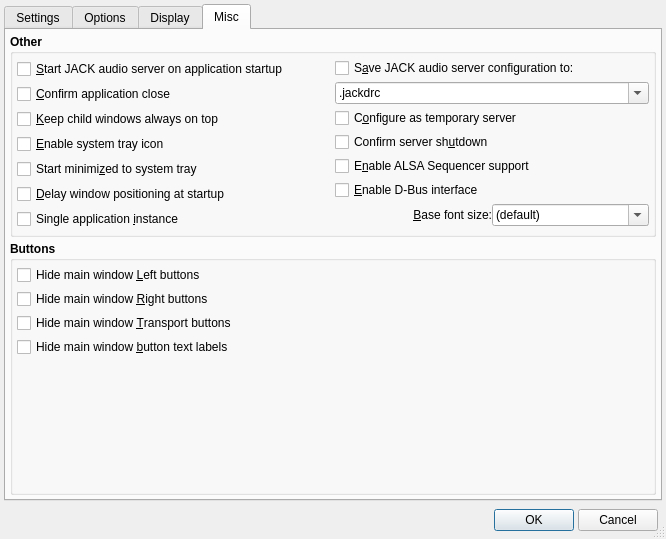
Old version of the form src/qjackctlSetupForm.ui in the repository eurogiciel-oss/qjackctl.
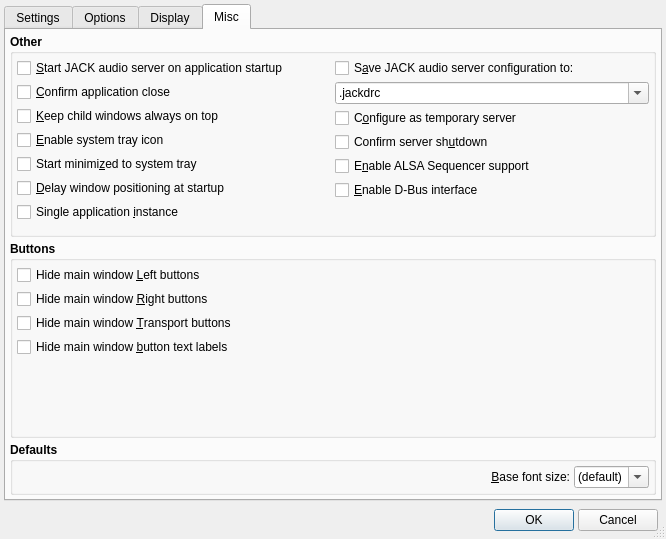
New version of the form. The open tabs and pages were chosen to show the change. Icons and pictures are not drawn.

Diff of the .ui file:
```diff
--- a/src/qjackctlSetupForm.ui
+++ b/src/qjackctlSetupForm.ui
@@ -3748,7 +3748,7 @@
           <property name="spacing" >
            <number>4</number>
           </property>
-          <item rowspan="2" row="0" column="0" >
+          <item row="0" column="0" >
            <layout class="QVBoxLayout" >
             <property name="margin" >
              <number>0</number>
@@ -4017,92 +4017,39 @@
              </widget>
             </item>
             <item>
-             <layout class="QHBoxLayout" >
-              <property name="margin" >
-               <number>0</number>
+             <spacer>
+              <property name="orientation" >
+               <enum>Qt::Vertical</enum>
               </property>
-              <property name="spacing" >
-               <number>0</number>
+              <property name="sizeType" >
+               <enum>QSizePolicy::Expanding</enum>
               </property>
-              <item>
-               <widget class="QLabel" name="BaseFontSizeTextLabel" >
-                <property name="font" >
-                 <font>
-                  <weight>50</weight>
-                  <bold>false</bold>
-                 </font>
-                </property>
-                <property name="text" >
-                 <string>&amp;Base font size:</string>
-                </property>
-                <property name="alignment" >
-                 <set>Qt::AlignRight|Qt::AlignTrailing|Qt::AlignVCenter</set>
-                </property>
-                <property name="buddy" >
-                 <cstring>BaseFontSizeComboBox</cstring>
-                </property>
-               </widget>
-              </item>
-              <item>
-               <widget class="QComboBox" name="BaseFontSizeComboBox" >
-                <property name="font" >
-                 <font>
-                  <weight>50</weight>
-                  <bold>false</bold>
-                 </font>
-                </property>
-                <property name="toolTip" >
-                 <string>Base application font size (pt.)</string>
-                </property>
-                <property name="editable" >
-                 <bool>true</bool>
-                </property>
-                <item>
-                 <property name="text" >
-                  <string>(default)</string>
-                 </property>
-                </item>
-                <item>
-                 <property name="text" >
-                  <string>6</string>
-                 </property>
-                </item>
-                <item>
-                 <property name="text" >
-                  <string>7</string>
-                 </property>
-                </item>
-                <item>
-                 <property name="text" >
-                  <string>8</string>
-                 </property>
-                </item>
-                <item>
-                 <property name="text" >
-                  <string>9</string>
-                 </property>
-                </item>
-                <item>
-                 <property name="text" >
-                  <string>10</string>
-                 </property>
-                </item>
-                <item>
-                 <property name="text" >
-                  <string>11</string>
-                 </property>
-                </item>
-                <item>
-                 <property name="text" >
-                  <string>12</string>
-                 </property>
-                </item>
-               </widget>
-              </item>
-             </layout>
+              <property name="sizeHint" >
+               <size>
+                <width>8</width>
+                <height>8</height>
+               </size>
+              </property>
+             </spacer>
             </item>
            </layout>
           </item>
+          <item row="1" column="0" colspan="2" >
+           <spacer>
+            <property name="orientation" >
+             <enum>Qt::Vertical</enum>
+            </property>
+            <property name="sizeType" >
+             <enum>QSizePolicy::Expanding</enum>
+            </property>
+            <property name="sizeHint" >
+             <size>
+              <width>8</width>
+              <height>8</height>
+             </size>
+            </property>
+           </spacer>
+          </item>
          </layout>
         </widget>
        </item>
@@ -4232,6 +4179,121 @@
          </layout>
         </widget>
        </item>
+       <item>
+        <widget class="QGroupBox" name="DefaultsGroupBox" >
+         <property name="font" >
+          <font>
+           <weight>75</weight>
+           <bold>true</bold>
+          </font>
+         </property>
+         <property name="title" >
+          <string>Defaults</string>
+         </property>
+         <property name="flat" >
+          <bool>true</bool>
+         </property>
+         <layout class="QHBoxLayout" >
+          <property name="margin" >
+           <number>4</number>
+          </property>
+          <property name="spacing" >
+           <number>4</number>
+          </property>
+          <item>
+           <spacer>
+            <property name="orientation" >
+             <enum>Qt::Horizontal</enum>
+            </property>
+            <property name="sizeType" >
+             <enum>QSizePolicy::Expanding</enum>
+            </property>
+            <property name="sizeHint" >
+             <size>
+              <width>8</width>
+              <height>8</height>
+             </size>
+            </property>
+           </spacer>
+          </item>
+          <item>
+           <widget class="QLabel" name="BaseFontSizeTextLabel" >
+            <property name="font" >
+             <font>
+              <weight>50</weight>
+              <bold>false</bold>
+             </font>
+            </property>
+            <property name="text" >
+             <string>&amp;Base font size:</string>
+            </property>
+            <property name="alignment" >
+             <set>Qt::AlignRight|Qt::AlignTrailing|Qt::AlignVCenter</set>
+            </property>
+            <property name="buddy" >
+             <cstring>BaseFontSizeComboBox</cstring>
+            </property>
+           </widget>
+          </item>
+          <item>
+           <widget class="QComboBox" name="BaseFontSizeComboBox" >
+            <property name="font" >
+             <font>
+              <weight>50</weight>
+              <bold>false</bold>
+             </font>
+            </property>
+            <property name="toolTip" >
+             <string>Base application font size (pt.)</string>
+            </property>
+            <property name="editable" >
+             <bool>true</bool>
+            </property>
+            <item>
+             <property name="text" >
+              <string>(default)</string>
+             </property>
+            </item>
+            <item>
+             <property name="text" >
+              <string>6</string>
+             </property>
+            </item>
+            <item>
+             <property name="text" >
+              <string>7</string>
+             </property>
+            </item>
+            <item>
+             <property name="text" >
+              <string>8</string>
+             </property>
+            </item>
+            <item>
+             <property name="text" >
+              <string>9</string>
+             </property>
+            </item>
+            <item>
+             <property name="text" >
+              <string>10</string>
+             </property>
+            </item>
+            <item>
+             <property name="text" >
+              <string>11</string>
+             </property>
+            </item>
+            <item>
+             <property name="text" >
+              <string>12</string>
+             </property>
+            </item>
+           </widget>
+          </item>
+         </layout>
+        </widget>
+       </item>
       </layout>
      </widget>
     </widget>
```
Left out of the diff: 2 changed lines with no effect on the pictures.
